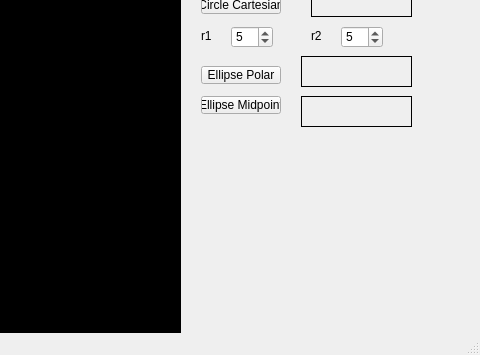
Before: the Qt Designer form Computer Graphics lab/Assignment 1/B.C.S.E.III (1)/mainwindow.ui in Tonmoy1912/5th-sem, drawn with Qt 5; both pictures show x 519 to 999 and y 381 to 736 of the 999 by 736 pixel window.
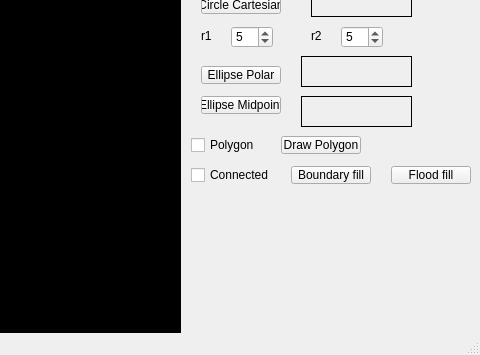
After: the same form once the commit is applied. Custom widgets are drawn as their Qt base class.

Patch:
```diff
--- a/Computer Graphics lab/Assignment 1/B.C.S.E.III (1)/mainwindow.ui
+++ b/Computer Graphics lab/Assignment 1/B.C.S.E.III (1)/mainwindow.ui
@@ -489,6 +489,71 @@
      <string>Circle Cartesian</string>
     </property>
    </widget>
+   <widget class="QPushButton" name="draw_poly">
+    <property name="geometry">
+     <rect>
+      <x>800</x>
+      <y>500</y>
+      <width>80</width>
+      <height>18</height>
+     </rect>
+    </property>
+    <property name="text">
+     <string>Draw Polygon</string>
+    </property>
+   </widget>
+   <widget class="QPushButton" name="boundary_fill">
+    <property name="geometry">
+     <rect>
+      <x>810</x>
+      <y>530</y>
+      <width>80</width>
+      <height>18</height>
+     </rect>
+    </property>
+    <property name="text">
+     <string>Boundary fill</string>
+    </property>
+   </widget>
+   <widget class="QCheckBox" name="connected_8">
+    <property name="geometry">
+     <rect>
+      <x>710</x>
+      <y>530</y>
+      <width>81</width>
+      <height>18</height>
+     </rect>
+    </property>
+    <property name="text">
+     <string>Connected 8</string>
+    </property>
+   </widget>
+   <widget class="QCheckBox" name="polygon">
+    <property name="geometry">
+     <rect>
+      <x>710</x>
+      <y>500</y>
+      <width>81</width>
+      <height>18</height>
+     </rect>
+    </property>
+    <property name="text">
+     <string>Polygon</string>
+    </property>
+   </widget>
+   <widget class="QPushButton" name="flood_fill">
+    <property name="geometry">
+     <rect>
+      <x>910</x>
+      <y>530</y>
+      <width>80</width>
+      <height>18</height>
+     </rect>
+    </property>
+    <property name="text">
+     <string>Flood fill</string>
+    </property>
+   </widget>
   </widget>
   <widget class="QMenuBar" name="menuBar">
    <property name="geometry">
```
